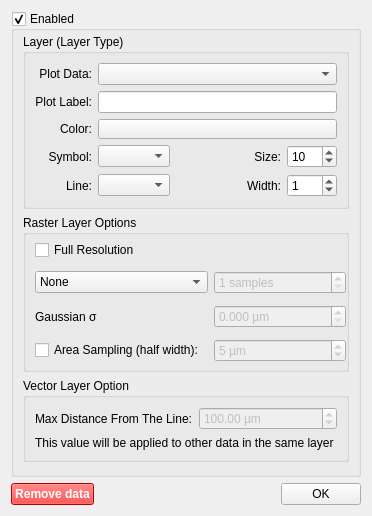
First picture: the form in ui/lpConfigPlotDialog.ui, repository wiscsims/line_profile, before the edit.
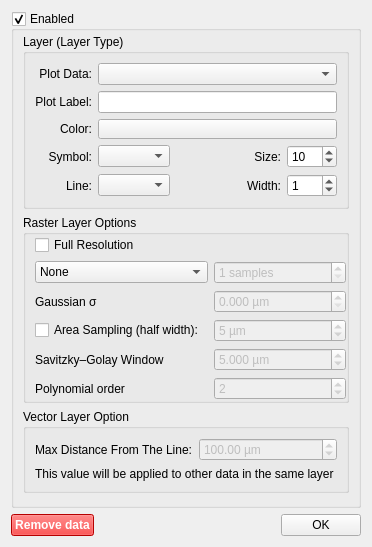
Second picture: the form after the edit.

Commit message: Add Savitzky-Golay smoothing

The edit to the form file:
```diff
--- a/ui/lpConfigPlotDialog.ui
+++ b/ui/lpConfigPlotDialog.ui
@@ -307,6 +307,38 @@
               <property name="suffix"><string> µm</string></property>
              </widget>
             </item>
+            <item row="4" column="0">
+             <widget class="QLabel" name="LBL_SavgolWindow">
+              <property name="text"><string>Savitzky–Golay Window</string></property>
+              <property name="toolTip"><string>Physical smoothing window along the profile; converted to the nearest valid odd sample count independently for each finite run</string></property>
+             </widget>
+            </item>
+            <item row="4" column="1">
+             <widget class="QDoubleSpinBox" name="SPN_SavgolWindow">
+              <property name="enabled"><bool>false</bool></property>
+              <property name="toolTip"><string>Physical Savitzky–Golay window in µm; each finite run uses its median positive spacing</string></property>
+              <property name="decimals"><number>3</number></property>
+              <property name="minimum"><double>0.000000000000000</double></property>
+              <property name="maximum"><double>999999.000000000000000</double></property>
+              <property name="suffix"><string> µm</string></property>
+              <property name="value"><double>5.000000000000000</double></property>
+             </widget>
+            </item>
+            <item row="5" column="0">
+             <widget class="QLabel" name="LBL_SavgolPolyOrder">
+              <property name="text"><string>Polynomial order</string></property>
+              <property name="toolTip"><string>Polynomial order used by Savitzky–Golay; each run is left unchanged if no odd window larger than this order fits</string></property>
+             </widget>
+            </item>
+            <item row="5" column="1">
+             <widget class="QSpinBox" name="SPN_SavgolPolyOrder">
+              <property name="enabled"><bool>false</bool></property>
+              <property name="toolTip"><string>Savitzky–Golay polynomial order; the window length must be greater than this value</string></property>
+              <property name="minimum"><number>0</number></property>
+              <property name="maximum"><number>99</number></property>
+              <property name="value"><number>2</number></property>
+             </widget>
+            </item>
            </layout>
           </widget>
          </item>
```
Left out of the diff: 1 changed line with no effect on the pictures. The commit also changes 7 other files.
